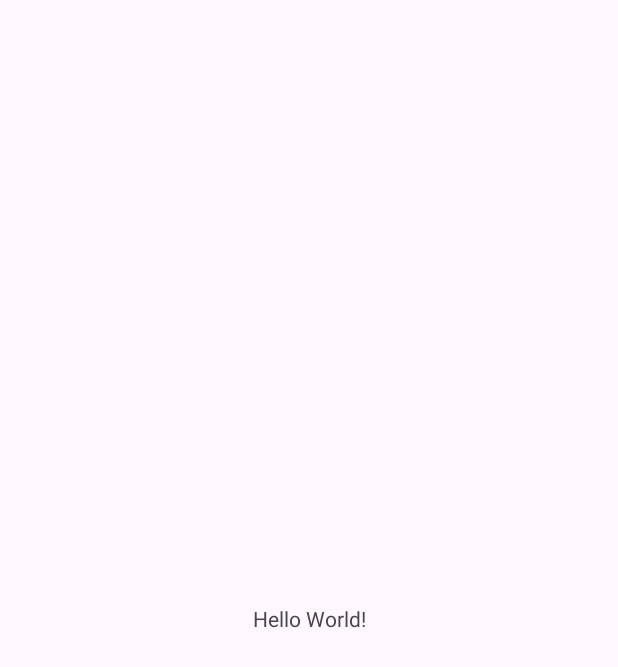
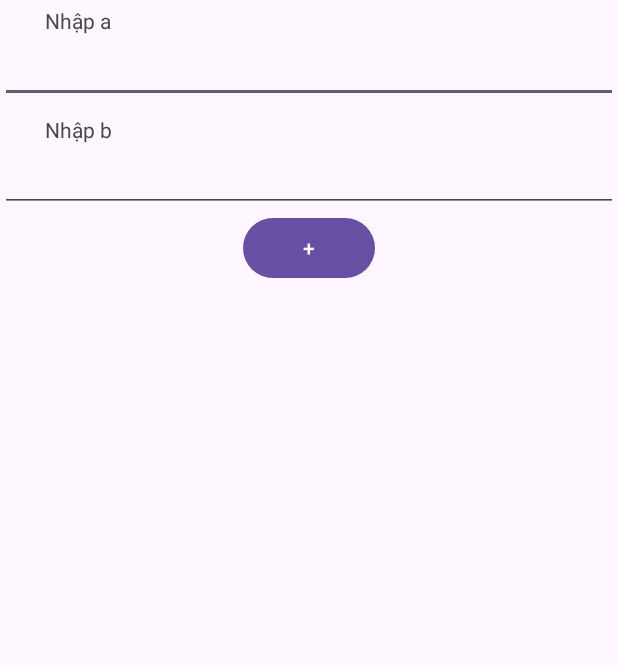
Before and after one commit to tranhieu243/CSE441_PRATICE, an Android app: the screen it shows after launch (MainActivity), on a phone screen of 412 x 824 dp. Before the commit the part shown is almost empty. Shown: the top 667 px of the screen. Run offline under Robolectric (Android 15) with nearby library versions, the phone set to English and light mode, and no system bars.

Commit message:
layout Ex14.1

```diff
--- a/Ex14/app/src/main/res/layout/activity_main.xml
+++ b/Ex14/app/src/main/res/layout/activity_main.xml
@@ -7,13 +7,54 @@
     android:layout_height="match_parent"
     tools:context=".MainActivity">
 
-    <TextView
-        android:layout_width="wrap_content"
-        android:layout_height="wrap_content"
-        android:text="Hello World!"
-        app:layout_constraintBottom_toBottomOf="parent"
-        app:layout_constraintEnd_toEndOf="parent"
-        app:layout_constraintStart_toStartOf="parent"
-        app:layout_constraintTop_toTopOf="parent" />
+    <LinearLayout
+        android:layout_width="match_parent"
+        android:layout_height="match_parent"
+        android:orientation="vertical"
+        >
+
+        <TabHost
+            android:id="@+id/tabHost"
+            android:layout_width="match_parent"
+            android:layout_height="match_parent">
+
+            <LinearLayout
+                android:layout_width="match_parent"
+                android:layout_height="match_parent"
+                android:orientation="vertical">
+
+                <TabWidget
+                    android:id="@android:id/tabs"
+                    android:layout_width="match_parent"
+                    android:layout_height="wrap_content" />
+
+                <FrameLayout
+                    android:id="@android:id/tabcontent"
+                    android:layout_width="match_parent"
+                    android:layout_height="match_parent">
+
+                    <LinearLayout
+                        android:id="@+id/tab1"
+                        android:layout_width="match_parent"
+                        android:layout_height="match_parent"
+                        android:orientation="vertical">
+                        <include layout="@layout/activity_lab1"/>
+
+                    </LinearLayout>
+
+                    <LinearLayout
+                        android:id="@+id/tab2"
+                        android:layout_width="match_parent"
+                        android:layout_height="match_parent"
+                        android:orientation="vertical">
+                        <include layout="@layout/activity_lab2"/>
+
+                    </LinearLayout>
+
+                </FrameLayout>
+            </LinearLayout>
+
+        </TabHost>
+    </LinearLayout>
 
 </androidx.constraintlayout.widget.ConstraintLayout>
```
